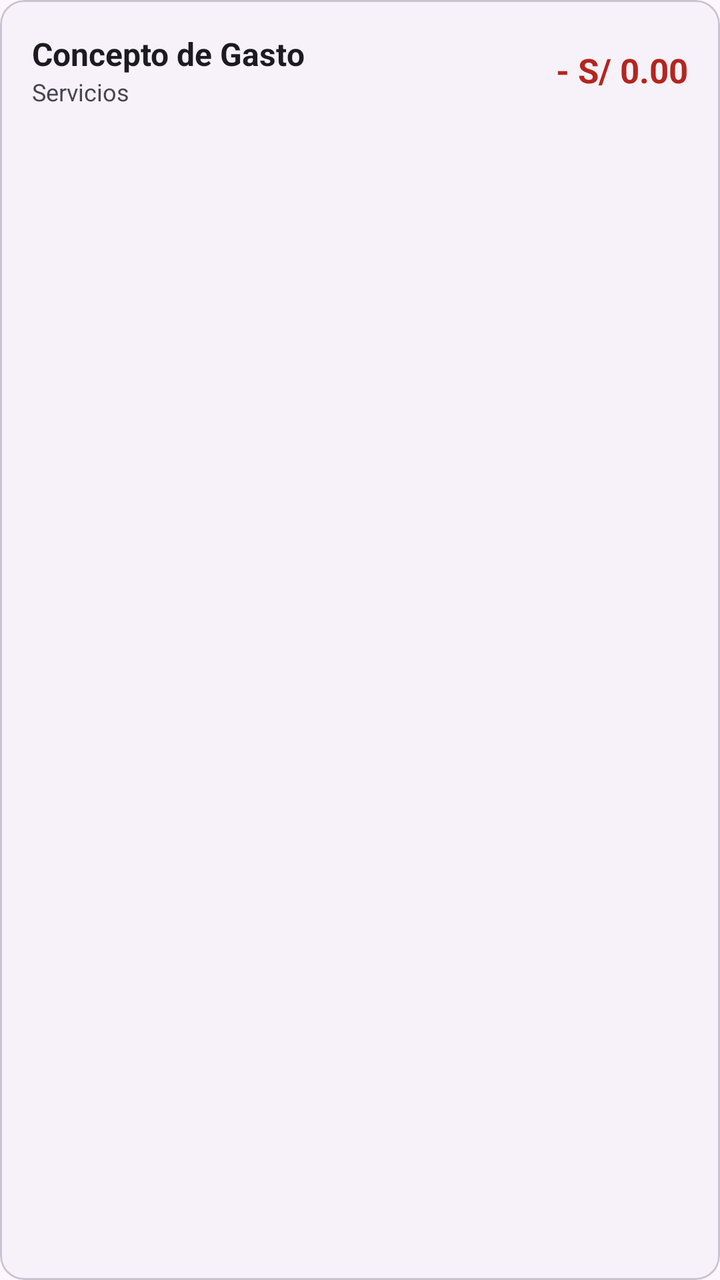
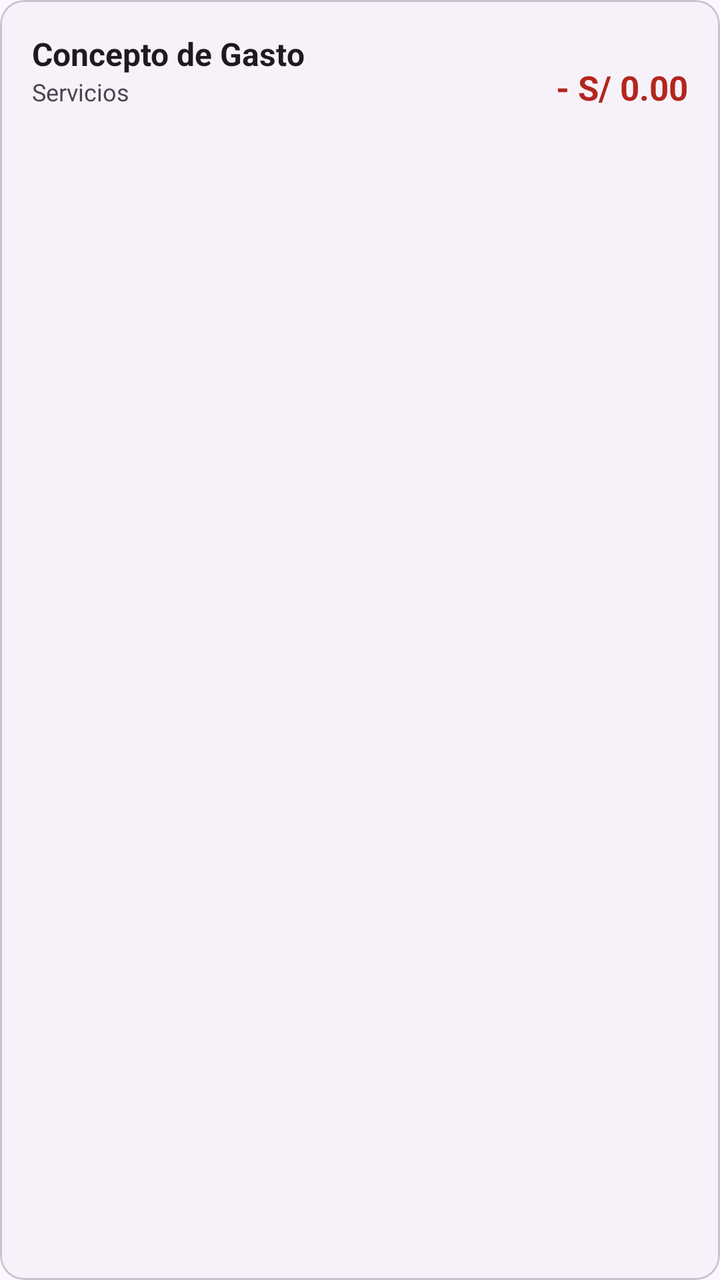

Before-and-after screenshots of an Android layout around one commit, followed by the original layout XML and the change that was made.
<!-- AndroidManifest.xml: application theme Theme.Naxor -->
<!-- res/layout/item_gasto.xml -->
<?xml version="1.0" encoding="utf-8"?>
<com.google.android.material.card.MaterialCardView xmlns:android="http://schemas.android.com/apk/res/android"
    xmlns:app="http://schemas.android.com/apk/res-auto"
    android:layout_width="match_parent"
    android:layout_height="wrap_content"
    android:layout_marginHorizontal="16dp"
    android:layout_marginVertical="6dp"
    app:cardBackgroundColor="?attr/colorSurfaceContainerLow"
    app:cardCornerRadius="12dp"
    app:cardElevation="0dp">

    <LinearLayout
        android:layout_width="match_parent"
        android:layout_height="wrap_content"
        android:orientation="horizontal"
        android:padding="16dp"
        android:gravity="center_vertical">

        <LinearLayout
            android:layout_width="0dp"
            android:layout_height="wrap_content"
            android:layout_weight="1"
            android:orientation="vertical">

            <TextView
                android:id="@+id/tvGastoConcepto"
                android:layout_width="wrap_content"
                android:layout_height="wrap_content"
                android:text="Concepto de Gasto"
                android:textSize="16sp"
                android:textStyle="bold"
                android:textColor="?attr/colorOnSurface" />

            <TextView
                android:id="@+id/tvGastoCategoria"
                android:layout_width="wrap_content"
                android:layout_height="wrap_content"
                android:text="Servicios"
                android:textSize="12sp"
                android:textColor="?attr/colorOnSurfaceVariant" />
        </LinearLayout>

        <TextView
            android:id="@+id/tvGastoMonto"
            android:layout_width="wrap_content"
            android:layout_height="wrap_content"
            android:text="- S/ 0.00"
            android:textSize="17sp"
            android:textStyle="bold"
            android:textColor="?attr/colorError" />

    </LinearLayout>
</com.google.android.material.card.MaterialCardView>
<!-- resources referenced by this layout -->
<resources>
  <style name="Theme.Naxor" parent="Base.Theme.Naxor" />
  <style name="Base.Theme.Naxor" parent="Theme.Material3.DayNight.NoActionBar">
          
          
      </style>
</resources>

<!-- the commit's change to res/layout/item_gasto.xml (unified diff, before → after) -->
@@ -38,6 +38,42 @@
                 android:text="Servicios"
                 android:textSize="12sp"
                 android:textColor="?attr/colorOnSurfaceVariant" />
+
+            <LinearLayout
+                android:layout_width="wrap_content"
+                android:layout_height="wrap_content"
+                android:orientation="horizontal"
+                android:gravity="center_vertical"
+                android:layout_marginTop="4dp">
+
+                <com.google.android.material.card.MaterialCardView
+                    android:id="@+id/cardGastoStatus"
+                    android:layout_width="wrap_content"
+                    android:layout_height="wrap_content"
+                    android:visibility="gone"
+                    app:cardCornerRadius="4dp"
+                    app:cardElevation="0dp"
+                    app:cardBackgroundColor="@color/orange_600">
+                    <TextView
+                        android:id="@+id/tvGastoStatus"
+                        android:layout_width="wrap_content"
+                        android:layout_height="wrap_content"
+                        android:paddingHorizontal="6dp"
+                        android:paddingVertical="2dp"
+                        android:text="PENDIENTE"
+                        android:textSize="9sp"
+                        android:textStyle="bold"
+                        android:textColor="@color/white" />
+                </com.google.android.material.card.MaterialCardView>
+
+                <TextView
+                    android:id="@+id/tvGastoFecha"
+                    android:layout_width="wrap_content"
+                    android:layout_height="wrap_content"
+                    android:layout_marginStart="8dp"
+                    android:textSize="10sp"
+                    android:textColor="?attr/colorOnSurfaceVariant" />
+            </LinearLayout>
         </LinearLayout>
 
         <TextView
<!-- resource entries referenced after the edit -->
@@ -1,5 +1,7 @@
 <!-- resources referenced by this layout -->
 <resources>
+  <color name="orange_600">#EA580C</color>
+  <color name="white">#FFFFFFFF</color>
   <style name="Theme.Naxor" parent="Base.Theme.Naxor" />
   <style name="Base.Theme.Naxor" parent="Theme.Material3.DayNight.NoActionBar">
           
